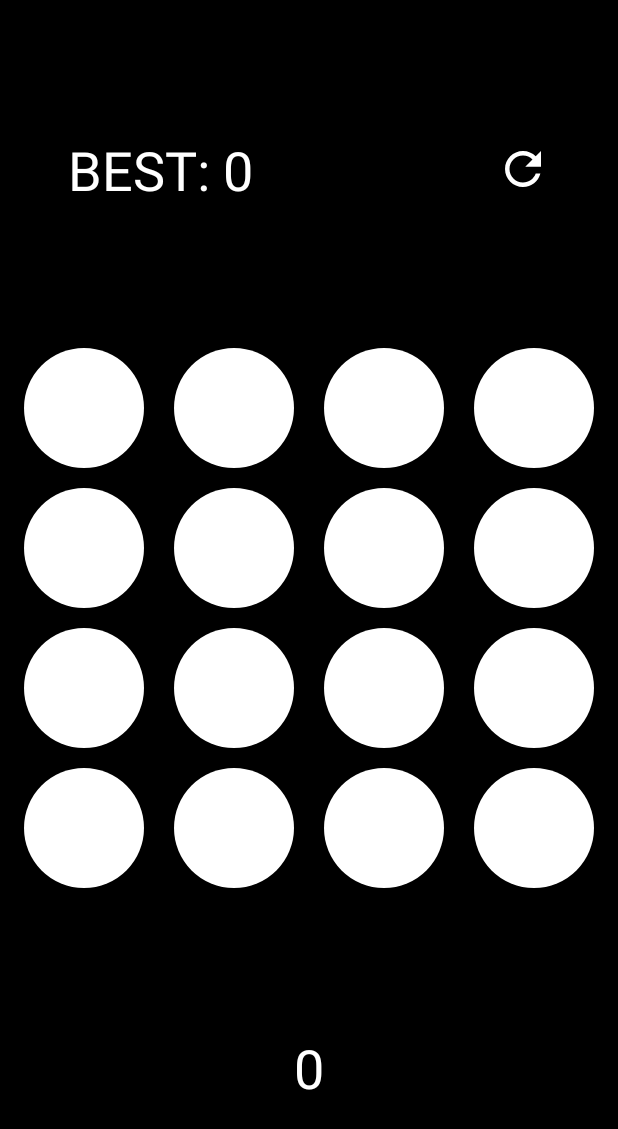
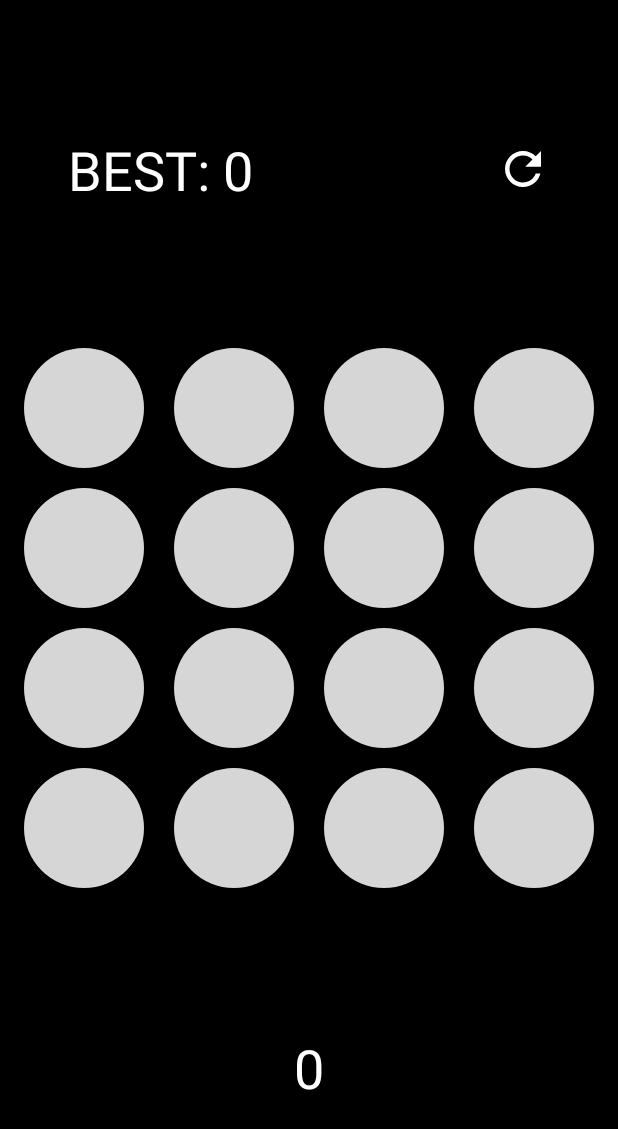
Before and after one commit to jnguyen2/sweeper, an Android app: the screen it shows after launch (MainActivity), on a phone screen of 412 x 824 dp. Shown: the top 1129 px of the screen. Run offline under Robolectric (Android 15) with nearby library versions, the light colour scheme and no system bars.

Commit message:
Change how bombs look in game

```diff
--- a/app/src/main/java/edu/fandm/jnguyen/sweeper/ButtonGrid.java
+++ b/app/src/main/java/edu/fandm/jnguyen/sweeper/ButtonGrid.java
@@ -33,7 +33,7 @@ public class ButtonGrid extends GridLayout {
     private void addButtons(Context context) {
         for (int i = 0; i < buttonCount; i++) {
             Button button = new Button(context);
-            button.setBackgroundColor(context.getResources().getColor(R.color.miscWhite));
+            button.setBackgroundColor(context.getResources().getColor(R.color.white));
 
             // Add margins.
             GridLayout.LayoutParams buttonLayoutParams = new GridLayout.LayoutParams();
--- a/app/src/main/res/drawable-v24/bomb_dead.xml
+++ b/app/src/main/res/drawable-v24/bomb_dead.xml
@@ -2,5 +2,5 @@
 <shape xmlns:android="http://schemas.android.com/apk/res/android"
     android:shape="oval">
     <size android:width="50dp" android:height="50dp"/>
-    <solid android:color="@color/miscRed"/>
+    <solid android:color="@color/red"/>
 </shape>
--- a/app/src/main/res/drawable/bomb_active.xml
+++ b/app/src/main/res/drawable/bomb_active.xml
@@ -2,5 +2,5 @@
 <shape xmlns:android="http://schemas.android.com/apk/res/android"
     android:shape="oval">
     <size android:width="50dp" android:height="50dp"/>
-    <solid android:color="@color/miscOrange"/>
+    <solid android:color="@color/orange"/>
 </shape>
--- a/app/src/main/res/drawable/bomb_blank.xml
+++ b/app/src/main/res/drawable/bomb_blank.xml
@@ -1,5 +1,5 @@
 <?xml version="1.0" encoding="utf-8"?>
 <shape xmlns:android="http://schemas.android.com/apk/res/android"
     android:shape="oval">
-    <solid android:color="@color/miscWhite"/>
+    <solid android:color="@color/white"/>
 </shape>
```
